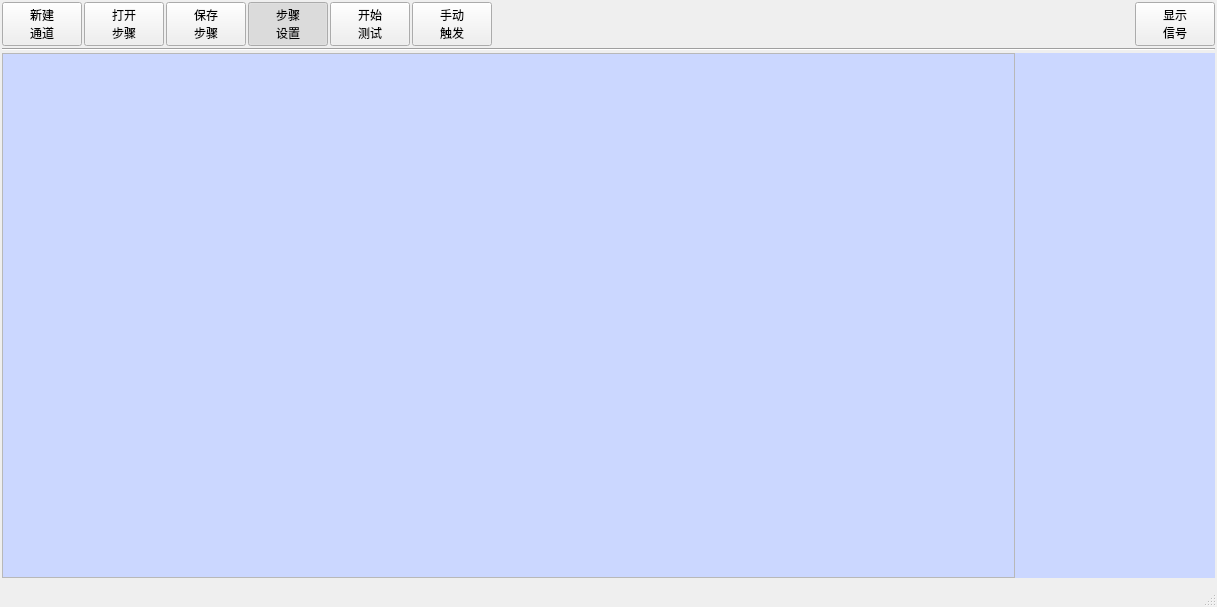
Above: UiFiles/clsMainTestWindow.ui from caicaiking/WKELightWave before the change. Below: the same form after it.
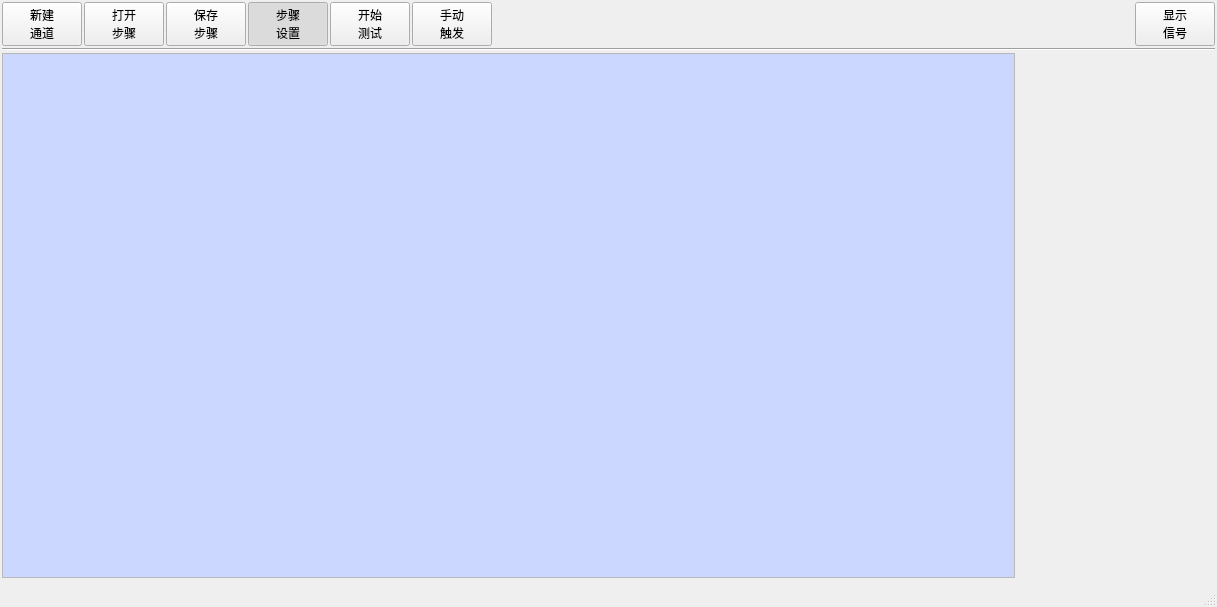
That is the form after the change. Icons and pictures are not drawn.

The edit to the form file:
```diff
--- a/UiFiles/clsMainTestWindow.ui
+++ b/UiFiles/clsMainTestWindow.ui
@@ -342,7 +342,7 @@
          </size>
         </property>
         <property name="styleSheet">
-         <string notr="true">background-color: rgb(203, 215, 255);</string>
+         <string notr="true"/>
         </property>
        </widget>
       </item>
```
Left out of the diff: 1 changed line with no effect on the pictures.
